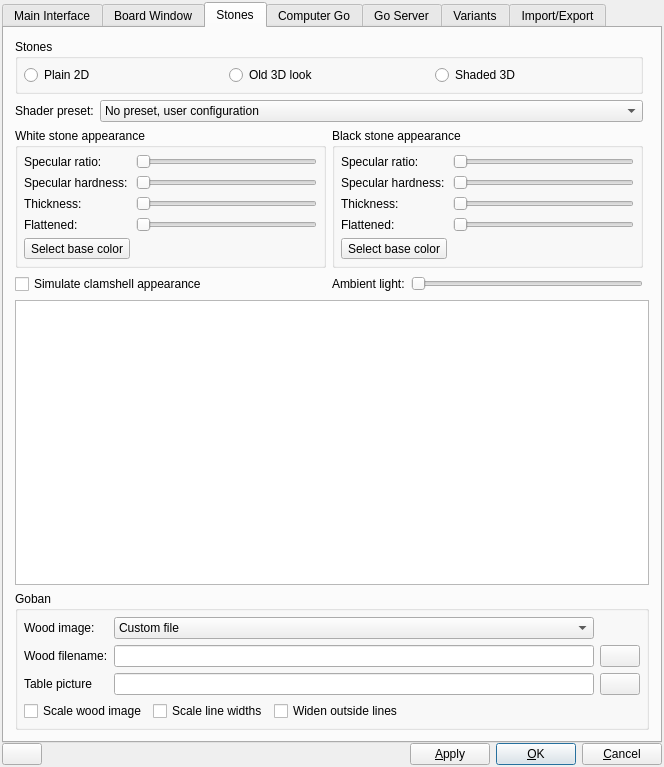
Above: src/preferences_gui.ui from bernds/q5Go before the change. Below: the same form after it.
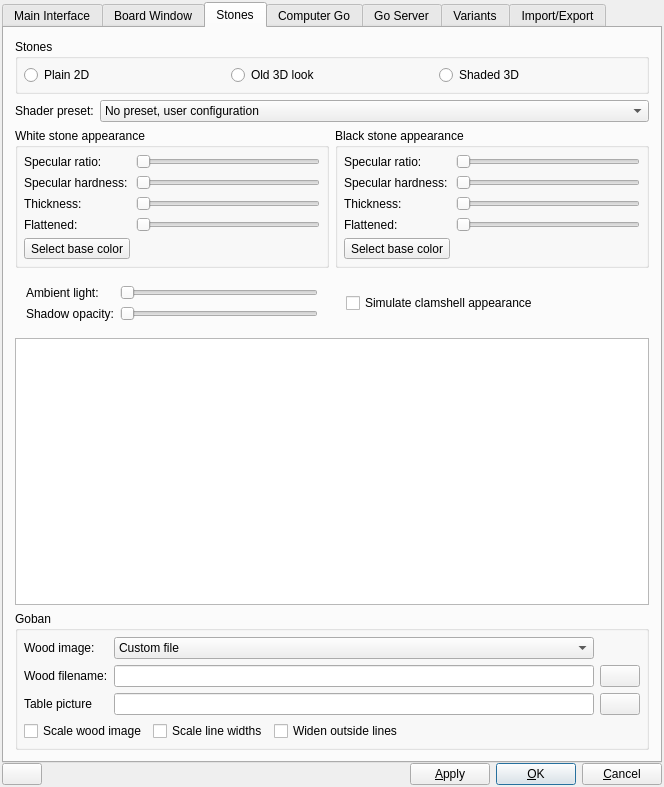
That is the form after the change. The open tabs and pages were chosen to show the change. Icons and pictures are not drawn. Custom widgets are drawn as their Qt base class.

Commit message:
Add a shadow opacity slider
As requested in issue #12.

The edit to the form file:
```diff
--- a/src/preferences_gui.ui
+++ b/src/preferences_gui.ui
@@ -7,7 +7,7 @@
     <x>0</x>
     <y>0</y>
     <width>664</width>
-    <height>767</height>
+    <height>787</height>
    </rect>
   </property>
   <property name="sizePolicy">
@@ -1642,27 +1642,6 @@
          </item>
         </layout>
        </item>
-       <item row="3" column="1">
-        <layout class="QHBoxLayout" name="horizontalLayout_6">
-         <item>
-          <widget class="QLabel" name="label_15">
-           <property name="text">
-            <string>Ambient light:</string>
-           </property>
-          </widget>
-         </item>
-         <item>
-          <widget class="QSlider" name="ambientSlider">
-           <property name="maximum">
-            <number>100</number>
-           </property>
-           <property name="orientation">
-            <enum>Qt::Horizontal</enum>
-           </property>
-          </widget>
-         </item>
-        </layout>
-       </item>
        <item row="2" column="0">
         <widget class="QGroupBox" name="whiteGroupBox">
          <property name="title">
@@ -1837,14 +1816,96 @@
          </layout>
         </widget>
        </item>
-       <item row="3" column="0">
-        <widget class="QCheckBox" name="stripesCheckBox">
-         <property name="text">
-          <string>Simulate clamshell appearance</string>
+       <item row="4" column="0" colspan="2">
+        <widget class="QFrame" name="frame_2">
+         <property name="frameShape">
+          <enum>QFrame::NoFrame</enum>
          </property>
+         <property name="frameShadow">
+          <enum>QFrame::Raised</enum>
+         </property>
+         <layout class="QGridLayout" name="gridLayout_16">
+          <property name="leftMargin">
+           <number>0</number>
+          </property>
+          <property name="topMargin">
+           <number>0</number>
+          </property>
+          <property name="rightMargin">
+           <number>0</number>
+          </property>
+          <property name="bottomMargin">
+           <number>0</number>
+          </property>
+          <item row="0" column="1">
+           <widget class="QFrame" name="gridFrame_2">
+            <property name="sizePolicy">
+             <sizepolicy hsizetype="Expanding" vsizetype="Preferred">
+              <horstretch>0</horstretch>
+              <verstretch>0</verstretch>
+             </sizepolicy>
+            </property>
+            <layout class="QGridLayout" name="gridLayout_18">
+             <item row="0" column="0">
+              <widget class="QCheckBox" name="stripesCheckBox">
+               <property name="text">
+                <string>Simulate clamshell appearance</string>
+               </property>
+              </widget>
+             </item>
+            </layout>
+           </widget>
+          </item>
+          <item row="0" column="0">
+           <widget class="QFrame" name="gridFrame">
+            <property name="sizePolicy">
+             <sizepolicy hsizetype="Expanding" vsizetype="Preferred">
+              <horstretch>0</horstretch>
+              <verstretch>0</verstretch>
+             </sizepolicy>
+            </property>
+            <layout class="QGridLayout" name="gridLayout_17">
+             <item row="0" column="1">
+              <widget class="QSlider" name="ambientSlider">
+               <property name="maximum">
+                <number>100</number>
+               </property>
+               <property name="orientation">
+                <enum>Qt::Horizontal</enum>
+               </property>
+              </widget>
+             </item>
+             <item row="0" column="0">
+              <widget class="QLabel" name="label_15">
+               <property name="text">
+                <string>Ambient light:</string>
+               </property>
+              </widget>
+             </item>
+             <item row="1" column="0">
+              <widget class="QLabel" name="label_25">
+               <property name="text">
+                <string>Shadow opacity:</string>
+               </property>
+              </widget>
+             </item>
+             <item row="1" column="1">
+              <widget class="QSlider" name="shadowSlider">
+               <property name="maximum">
+                <number>100</number>
+               </property>
+               <property name="orientation">
+                <enum>Qt::Horizontal</enum>
+               </property>
+              </widget>
+             </item>
+            </layout>
+           </widget>
+          </item>
+         </layout>
         </widget>
        </item>
-       <item row="4" column="0" colspan="3">
+       <item row="5" column="0" colspan="2">
         <widget class="SizeGraphicsView" name="stoneView">
          <property name="verticalScrollBarPolicy">
           <enum>Qt::ScrollBarAlwaysOff</enum>
@@ -1854,7 +1915,7 @@
          </property>
         </widget>
        </item>
-       <item row="5" column="0" colspan="3">
+       <item row="6" column="0" colspan="2">
         <widget class="QGroupBox" name="GoEnginegroup_box_2">
          <property name="title">
           <string>Goban</string>
```
Left out of the diff: 6 changed lines with no effect on the pictures. The commit also changes 4 other files.
